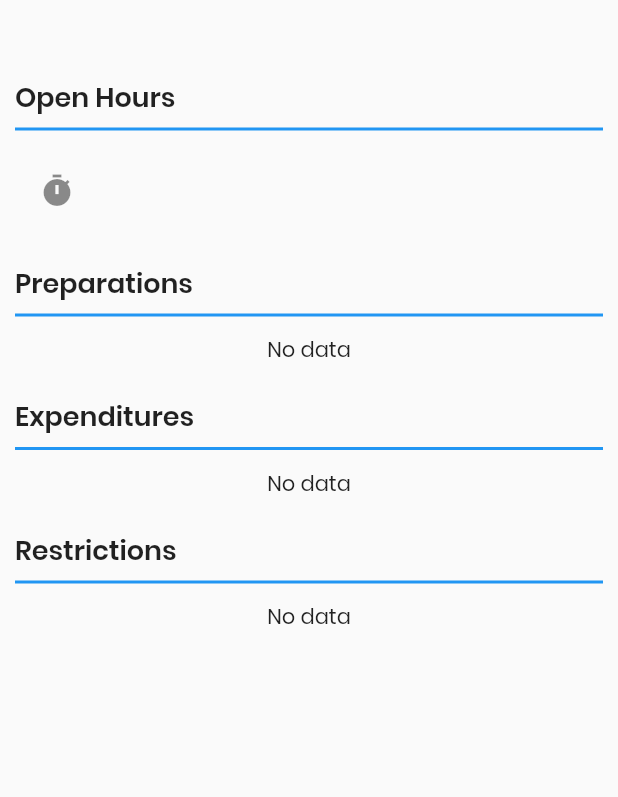
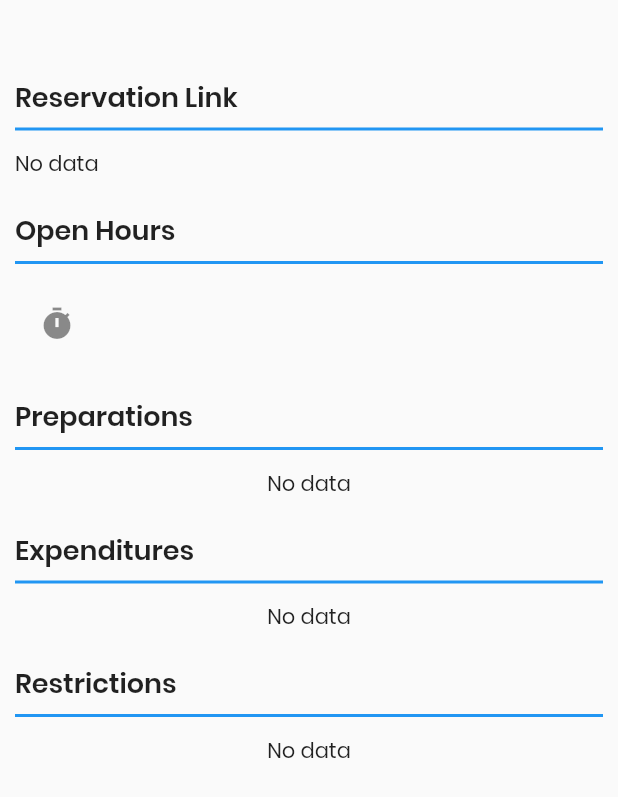
Before and after one commit to ChristianLloydSalon/virtual-tour-app, a Flutter app: the _OverviewPage widget shown alone on an empty page, opened directly with empty values, on a phone screen of 412 x 824 dp. Shown: the top 797 px of the screen. Run offline on Flutter 3.47's test engine with Material 2 defaults, Android fonts, the phone set to English and light mode, and no system bars; our stand-ins replace convex_bottom_bar, dio, equatable, flutter_hooks, go_router, google_maps_flutter and 7 more; missing offline and left inert: flutter_animated_dialog, flutter_polyline_points, google_directions_api, google_maps_flutter_platform_interface, http_status_code; network calls fail; statements that could not run were skipped.

Commit message:
Add reservation link

```diff
--- a/lib/details_screen/presentation/screens/details_screen.dart
+++ b/lib/details_screen/presentation/screens/details_screen.dart
@@ -1,6 +1,7 @@
 import 'package:flutter/material.dart';
 import 'package:flutter_hooks/flutter_hooks.dart';
 import 'package:hooks_riverpod/hooks_riverpod.dart';
+import 'package:url_launcher/url_launcher.dart';
 import 'package:virtual_tour_app/details_screen/domain/model/spot_state.dart';
 import 'package:virtual_tour_app/details_screen/domain/model/video_state.dart';
 import 'package:virtual_tour_app/details_screen/presentation/components/feature_card.dart';
@@ -142,6 +143,7 @@ class _OverviewPage extends StatelessWidget {
                 fontFamily: 'Poppins',
               ),
             ),
+            _ReservationLink(url: spot.reservationLink),
             _ListView(
               listIcon: Icons.timer,
               label: 'Open Hours',
@@ -165,6 +167,65 @@ class _OverviewPage extends StatelessWidget {
           ],
         ),
       ),
+    );
+  }
+}
+
+class _ReservationLink extends StatelessWidget {
+  final String url;
+  const _ReservationLink({
+    Key? key,
+    required this.url,
+  }) : super(key: key);
+
+  @override
+  Widget build(BuildContext context) {
+    return Column(
+      crossAxisAlignment: CrossAxisAlignment.start,
+      children: [
+        const SizedBox(height: 20),
+        const Text(
+          'Reservation Link',
+          style: TextStyle(
+            fontSize: 18,
+            fontWeight: FontWeight.w600,
+            fontFamily: 'Poppins',
+          ),
+        ),
+        const Divider(
+          color: Colors.blue,
+          thickness: 2,
+        ),
+        const SizedBox(height: 5),
+        if (url.isNotEmpty) ...[
+          ListTile(
+            leading: const Icon(Icons.link),
+            onTap: () async {
+              final uri = Uri.parse(url);
+              await launchUrl(uri);
+            },
+            title: Text(
+              url,
+              style: TextStyle(
+                color: Colors.blue[300],
+                fontSize: 13,
+                fontFamily: 'Poppins',
+                fontWeight: FontWeight.w400,
+                decoration: TextDecoration.underline,
+                decorationColor: Colors.blue[300],
+              ),
+            ),
+          ),
+        ] else ...[
+          const Text(
+            'No data',
+            style: TextStyle(
+              fontWeight: FontWeight.w400,
+              fontFamily: 'Poppins',
+            ),
+          ),
+        ],
+      ],
     );
   }
 }
--- a/lib/home_screen/domain/model/tourist_spot.dart
+++ b/lib/home_screen/domain/model/tourist_spot.dart
@@ -8,6 +8,7 @@ class TouristSpot {
   final String location;
   final String name;
   final String openHours;
+  final String reservationLink;
   final List<String> preparations;
   final List<String> restrictions;
 
@@ -23,6 +24,7 @@ class TouristSpot {
     required this.openHours,
     required this.preparations,
     required this.restrictions,
+    required this.reservationLink,
   });
 
   factory TouristSpot.fromJson(Map<String, dynamic> json) {
@@ -39,6 +41,7 @@ class TouristSpot {
       location: json['location'] as String? ?? '',
       name: json['name'] as String? ?? '',
       openHours: json['openHours'] as String? ?? '',
+      reservationLink: json['reservationLink'] as String? ?? '',
       expenditures: expendentitures.map((e) => e as String).toList(),
       preparations: preparations.map((e) => e as String).toList(),
       restrictions: restrictions.map((e) => e as String).toList(),
--- a/pubspec.yaml
+++ b/pubspec.yaml
@@ -15,7 +15,7 @@ publish_to: 'none' # Remove this line if you wish to publish to pub.dev
 # In iOS, build-name is used as CFBundleShortVersionString while build-number used as CFBundleVersion.
 # Read more about iOS versioning at
 # https://developer.apple.com/library/archive/documentation/General/Reference/InfoPlistKeyReference/Articles/CoreFoundationKeys.html
-version: 0.3.3
+version: 0.4.0
 
 environment:
   sdk: ">=2.17.1 <3.0.0"
@@ -73,6 +73,7 @@ dependencies:
   visibility_detector: ^0.3.3
   flutter_launcher_icons: ^0.9.3
   package_info_plus: ^1.4.2
+  url_launcher: ^6.1.4
 
 dev_dependencies:
   flutter_test:
```
Also changed, not shown: pubspec.lock, 2 other files.
